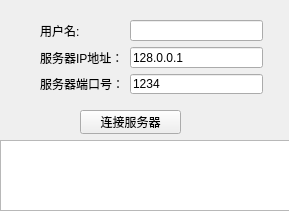
Old version of the form connectwindow.ui in the repository anchorkiki/Lab4_ChatClient.
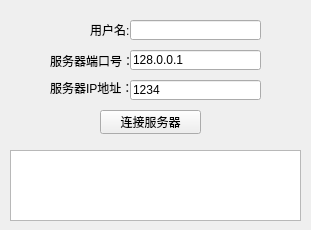
New version of the form.

What changed in the file:
```diff
--- a/connectwindow.ui
+++ b/connectwindow.ui
@@ -6,8 +6,8 @@
    <rect>
     <x>0</x>
     <y>0</y>
-    <width>289</width>
-    <height>211</height>
+    <width>311</width>
+    <height>230</height>
    </rect>
   </property>
   <property name="windowTitle">
@@ -16,8 +16,8 @@
   <widget class="QTextEdit" name="statusDisplay">
    <property name="geometry">
     <rect>
-     <x>0</x>
-     <y>140</y>
+     <x>10</x>
+     <y>150</y>
      <width>291</width>
      <height>71</height>
     </rect>
@@ -29,73 +29,98 @@
   <widget class="QWidget" name="widget" native="true">
    <property name="geometry">
     <rect>
-     <x>0</x>
+     <x>10</x>
      <y>10</y>
      <width>291</width>
      <height>131</height>
     </rect>
    </property>
-   <widget class="QWidget" name="formLayoutWidget">
+   <widget class="QPushButton" name="connectBtn">
     <property name="geometry">
      <rect>
-      <x>40</x>
-      <y>10</y>
-      <width>223</width>
-      <height>74</height>
+      <x>90</x>
+      <y>100</y>
+      <width>101</width>
+      <height>24</height>
      </rect>
     </property>
-    <layout class="QGridLayout" name="gridLayout">
-     <item row="2" column="1">
-      <widget class="QLineEdit" name="portEdit">
        <property name="text">
-        <string>1234</string>
-       </property>
-      </widget>
-     </item>
-     <item row="2" column="0">
+     <string>连接服务器</string>
+    </property>
+   </widget>
       <widget class="QLabel" name="label_2">
+    <property name="geometry">
+     <rect>
+      <x>40</x>
+      <y>40</y>
+      <width>81</width>
+      <height>21</height>
+     </rect>
+    </property>
        <property name="text">
         <string>服务器端口号：</string>
        </property>
       </widget>
-     </item>
-     <item row="1" column="0">
-      <widget class="QLabel" name="label">
-       <property name="text">
-        <string>服务器IP地址：</string>
-       </property>
-      </widget>
-     </item>
-     <item row="0" column="0">
       <widget class="QLabel" name="label_3">
+    <property name="geometry">
+     <rect>
+      <x>80</x>
+      <y>10</y>
+      <width>41</width>
+      <height>20</height>
+     </rect>
+    </property>
        <property name="text">
         <string>用户名:</string>
        </property>
       </widget>
-     </item>
-     <item row="1" column="1">
       <widget class="QLineEdit" name="ipEdit">
+    <property name="geometry">
+     <rect>
+      <x>120</x>
+      <y>40</y>
+      <width>131</width>
+      <height>20</height>
+     </rect>
+    </property>
        <property name="text">
         <string>128.0.0.1</string>
        </property>
       </widget>
-     </item>
-     <item row="0" column="1">
-      <widget class="QLineEdit" name="usernameEdit"/>
-     </item>
-    </layout>
+   <widget class="QLineEdit" name="usernameEdit">
+    <property name="geometry">
+     <rect>
+      <x>120</x>
+      <y>10</y>
+      <width>131</width>
+      <height>20</height>
+     </rect>
+    </property>
    </widget>
-   <widget class="QPushButton" name="connectBtn">
+   <widget class="QLineEdit" name="portEdit">
     <property name="geometry">
      <rect>
-      <x>80</x>
-      <y>100</y>
-      <width>101</width>
-      <height>24</height>
+      <x>120</x>
+      <y>70</y>
+      <width>131</width>
+      <height>20</height>
      </rect>
     </property>
     <property name="text">
-     <string>连接服务器</string>
+     <string>1234</string>
+    </property>
+   </widget>
+   <widget class="QLabel" name="label">
+    <property name="geometry">
+     <rect>
+      <x>40</x>
+      <y>70</y>
+      <width>81</width>
+      <height>16</height>
+     </rect>
+    </property>
+    <property name="text">
+     <string>服务器IP地址：</string>
     </property>
    </widget>
   </widget>
```
Lines whose indentation alone changed are shown as unchanged.
